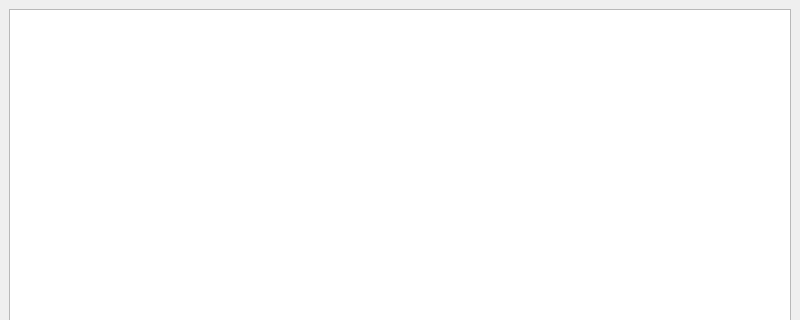
Old version of the form SystemSettingWindow.ui in the repository zxqiangwhere/DoriconClientSettingProject; both pictures show x 0 to 800 and y 0 to 320 of the 800 by 600 pixel window.
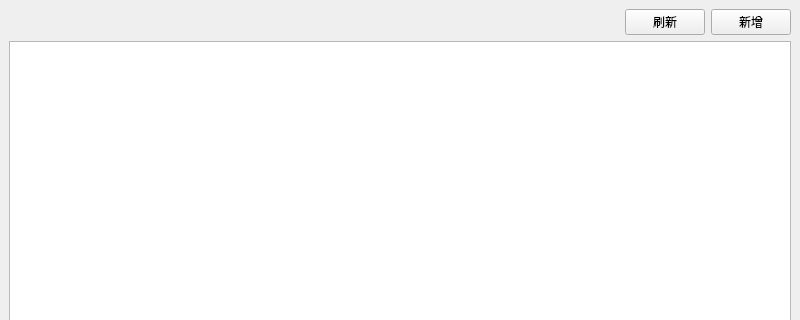
New version of the form.

The edit to the form file:
```diff
--- a/SystemSettingWindow.ui
+++ b/SystemSettingWindow.ui
@@ -14,13 +14,57 @@
    <string>系统设置</string>
   </property>
   <widget class="QWidget" name="centralwidget">
+   <layout class="QGridLayout" name="gridLayout_2">
+    <item row="0" column="0">
    <layout class="QGridLayout" name="gridLayout">
     <item row="0" column="0">
+       <layout class="QHBoxLayout" name="horizontalLayout">
+        <property name="leftMargin">
+         <number>0</number>
+        </property>
+        <item>
+         <spacer name="horizontalSpacer">
+          <property name="orientation">
+           <enum>Qt::Horizontal</enum>
+          </property>
+          <property name="sizeHint" stdset="0">
+           <size>
+            <width>40</width>
+            <height>20</height>
+           </size>
+          </property>
+         </spacer>
+        </item>
+        <item>
+         <widget class="QPushButton" name="btn_refresh">
+          <property name="text">
+           <string>刷新</string>
+          </property>
+         </widget>
+        </item>
+        <item>
+         <widget class="QPushButton" name="btn_add">
+          <property name="layoutDirection">
+           <enum>Qt::LeftToRight</enum>
+          </property>
+          <property name="autoFillBackground">
+           <bool>false</bool>
+          </property>
+          <property name="text">
+           <string>新增</string>
+          </property>
+         </widget>
+        </item>
+       </layout>
+      </item>
+      <item row="1" column="0">
      <widget class="QTableView" name="tableView">
       <property name="editTriggers">
        <set>QAbstractItemView::NoEditTriggers</set>
       </property>
      </widget>
+      </item>
+     </layout>
     </item>
    </layout>
   </widget>
```
Lines whose indentation alone changed are shown as unchanged.
